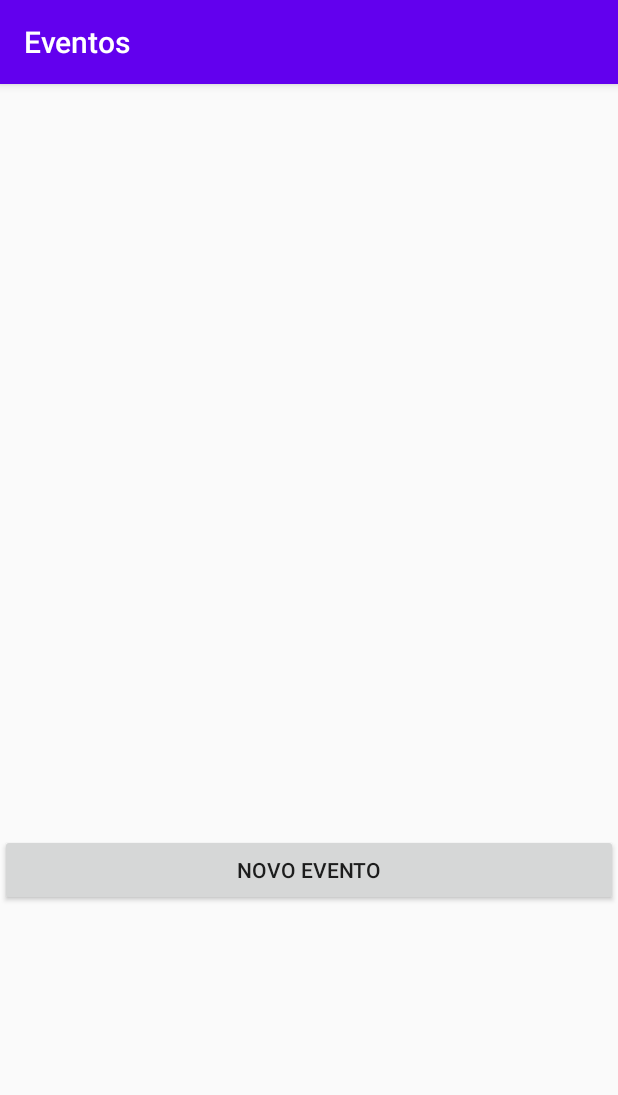
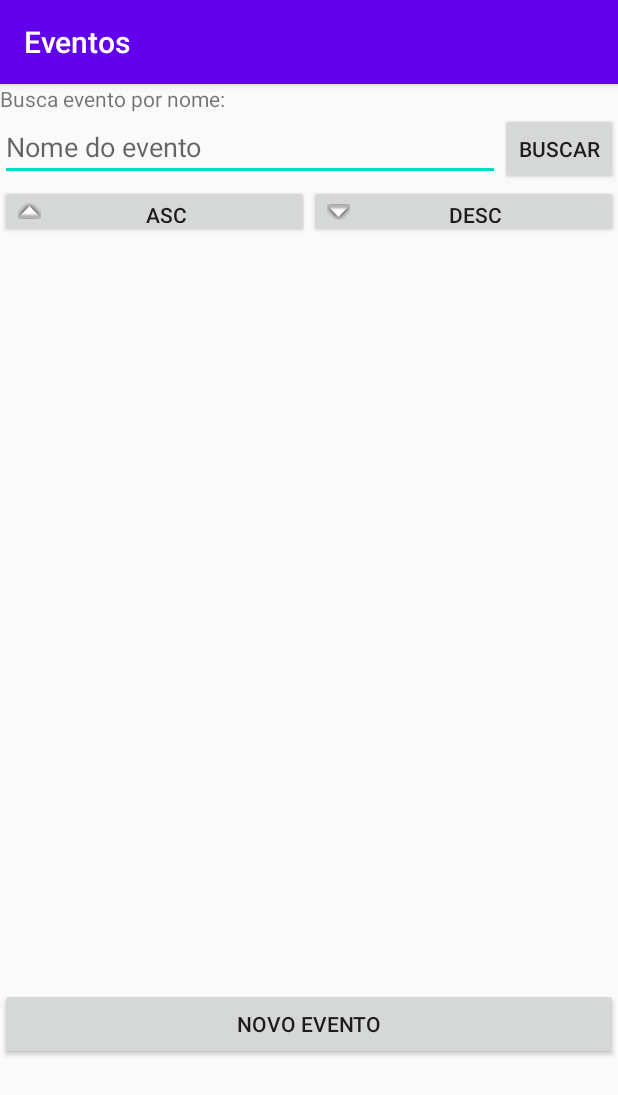
Before and after one commit to matheusrossato/EventManager, an Android app: the screen it shows after launch (MainActivity), on a phone screen of 412 x 824 dp. Shown: the top 1095 px of the screen. Run offline under Robolectric (Android 15) with nearby library versions, the phone set to English and light mode, and no system bars.

```diff
--- a/app/src/main/res/layout/activity_main.xml
+++ b/app/src/main/res/layout/activity_main.xml
@@ -6,6 +6,55 @@
     android:layout_height="match_parent"
     android:orientation="vertical"
     tools:context=".MainActivity" >
+
+    <TextView
+        android:id="@+id/textView_search"
+        android:layout_width="match_parent"
+        android:layout_height="wrap_content"
+        android:text="Busca evento por nome:" />
+
+    <LinearLayout
+        android:layout_width="match_parent"
+        android:layout_height="wrap_content"
+        android:orientation="horizontal">
+
+        <EditText
+            android:id="@+id/editText_searchEvent"
+            android:layout_width="333dp"
+            android:layout_height="wrap_content"
+            android:hint="Nome do evento"
+            android:inputType="text" />
+
+        <Button
+            android:id="@+id/btn_searchEvent"
+            android:layout_width="wrap_content"
+            android:layout_height="wrap_content"
+            android:layout_weight="1"
+            android:onClick="onClickSearch"
+            android:text="Buscar" />
+    </LinearLayout>
+
+    <LinearLayout
+        android:layout_width="match_parent"
+        android:layout_height="35dp"
+        android:orientation="horizontal">
+
+        <Button
+            android:id="@+id/btn_orderAsc"
+            android:layout_width="wrap_content"
+            android:layout_height="wrap_content"
+            android:layout_weight="1"
+            android:drawableLeft="@android:drawable/arrow_up_float"
+            android:text="Asc" />
+
+        <Button
+            android:id="@+id/btn_orderDesc"
+            android:layout_width="wrap_content"
+            android:layout_height="wrap_content"
+            android:layout_weight="1"
+            android:drawableLeft="@android:drawable/arrow_down_float"
+            android:text="Desc" />
+    </LinearLayout>
 
     <ListView
         android:id="@+id/listView_events"
```
Also changed, not shown: app/src/main/java/br/senai/sc/eventmanager/MainActivity.java (+15 -0 lines), app/src/main/java/br/senai/sc/eventmanager/database/EventDAO.java (+15 -0 lines), 1 other file.
